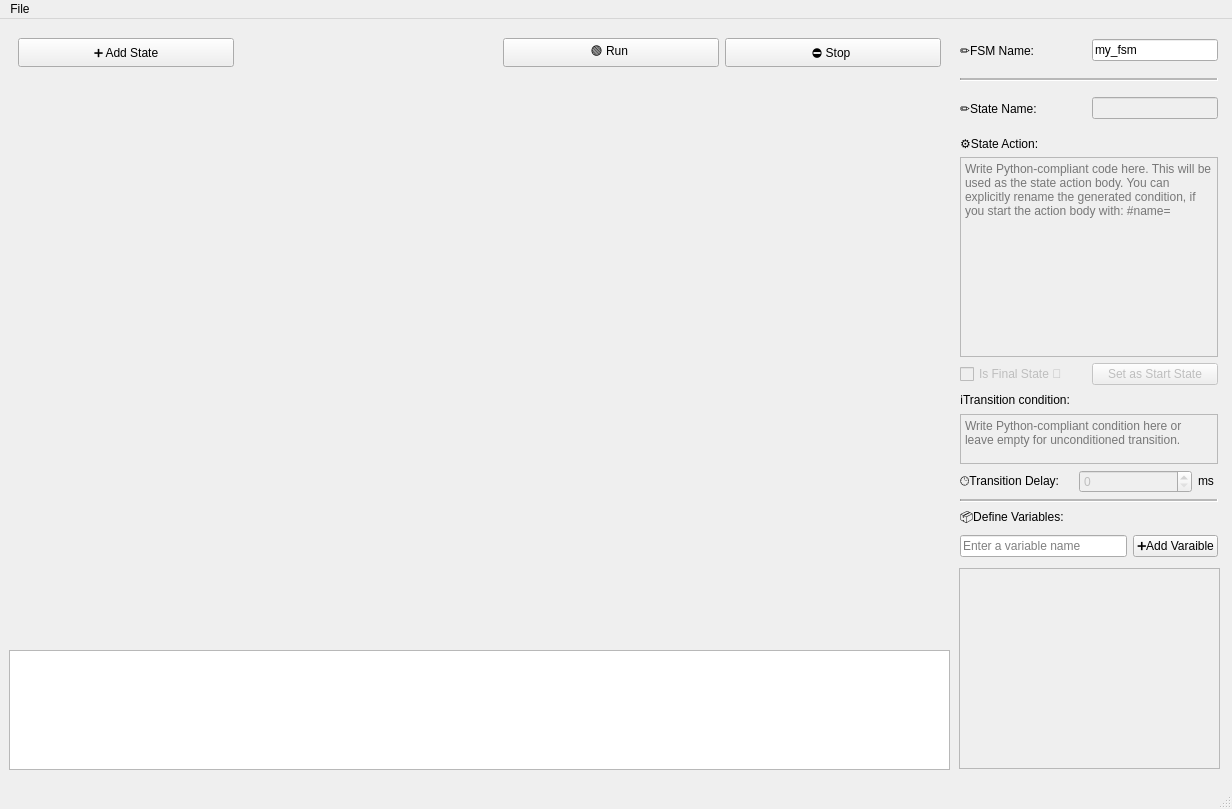
Qt form src/mainwindow.ui (JosefAmbruz/ICP-projekt) before a commit.
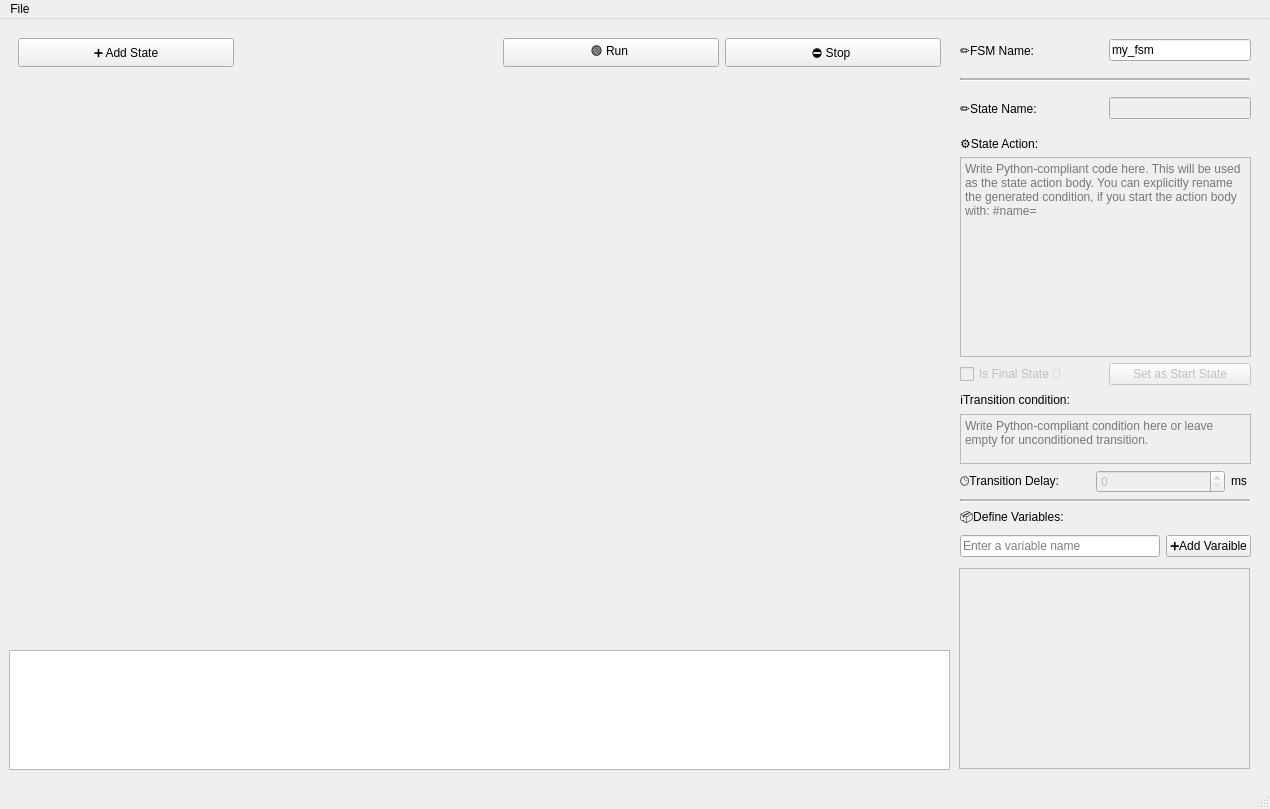
The same form after that commit.

Commit message: feat: add combobox for var type

Patch:
```diff
--- a/src/mainwindow.ui
+++ b/src/mainwindow.ui
@@ -6,7 +6,7 @@
    <rect>
     <x>0</x>
     <y>0</y>
-    <width>1232</width>
+    <width>1270</width>
     <height>809</height>
    </rect>
   </property>
@@ -19,7 +19,7 @@
      <rect>
       <x>960</x>
       <y>10</y>
-      <width>258</width>
+      <width>291</width>
       <height>528</height>
      </rect>
     </property>
@@ -561,7 +561,7 @@
      <rect>
       <x>959</x>
       <y>549</y>
-      <width>261</width>
+      <width>291</width>
       <height>201</height>
      </rect>
     </property>
@@ -573,7 +573,7 @@
       <rect>
        <x>0</x>
        <y>0</y>
-       <width>259</width>
+       <width>289</width>
        <height>199</height>
       </rect>
      </property>
@@ -590,7 +590,7 @@
     <rect>
      <x>0</x>
      <y>0</y>
-     <width>1232</width>
+     <width>1270</width>
      <height>21</height>
     </rect>
    </property>
```
The commit also changes 2 other files.
